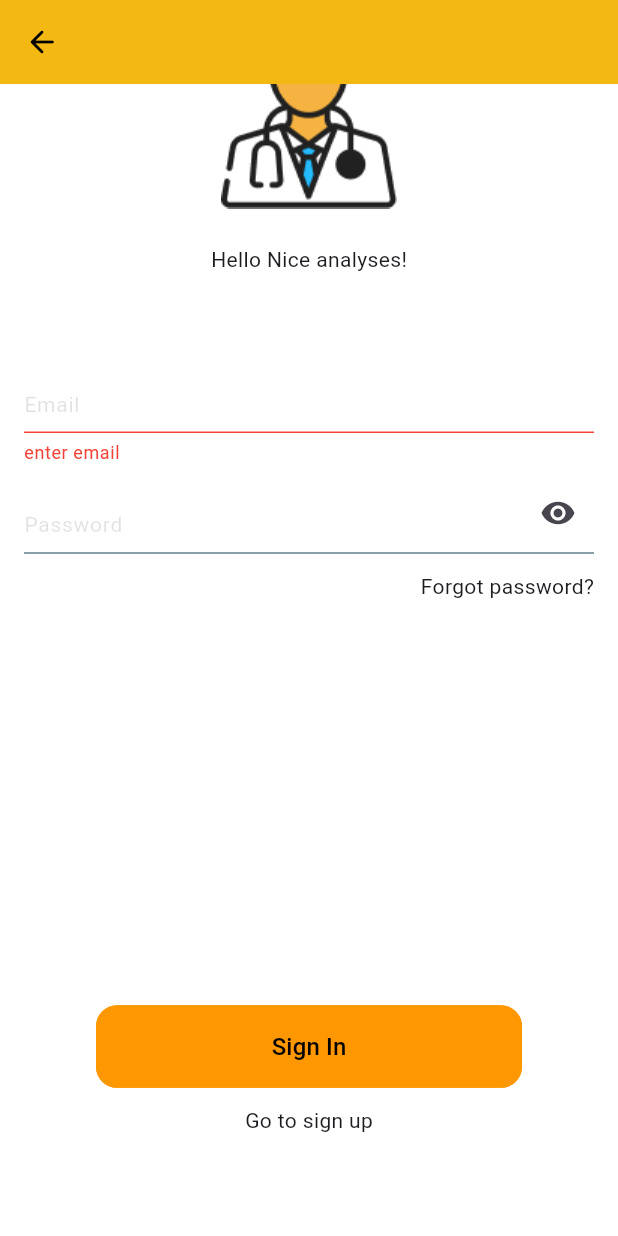
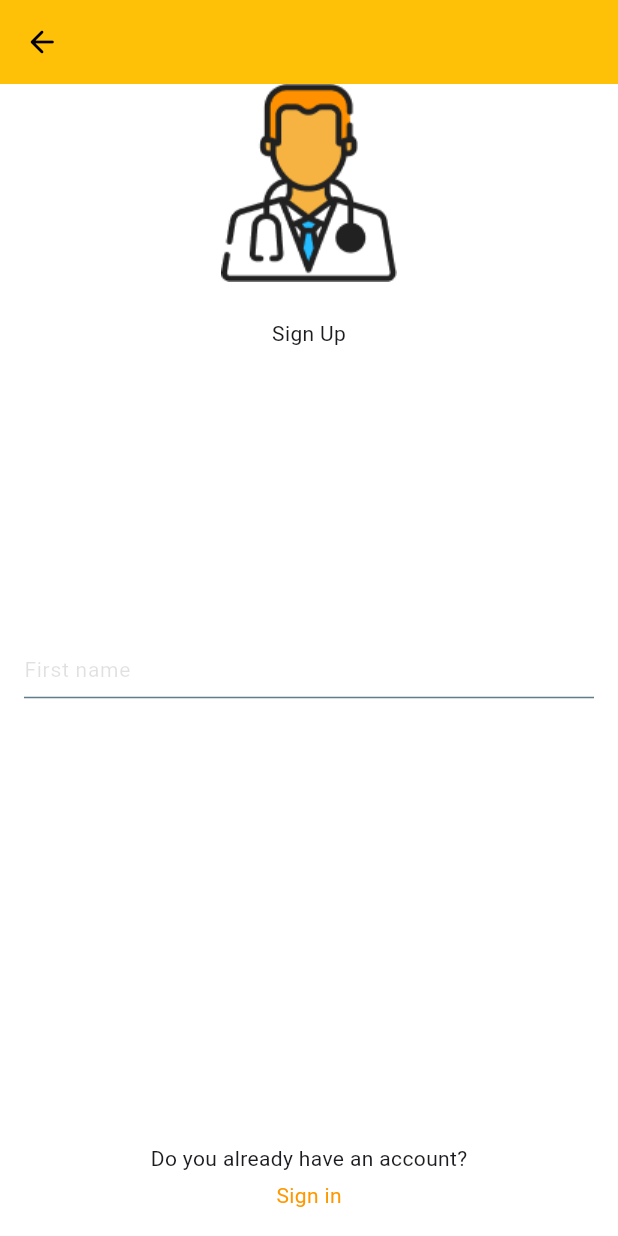
Before and after one commit to kadr0id/nice_analyses, a Flutter app: the screen it shows after launch, scrolled down 49 dp, after a tap on "Go to sign up", on a phone screen of 412 x 824 dp. Run offline on Flutter 3.47's test engine with Material 2 defaults, Android fonts, the phone set to English and light mode, and no system bars; our stand-ins replace formz; Roboto replaces fonts that are missing (Formular).

Commit message:
add sign up page

```diff
--- a/lib/app/nice_ui/nice_text_style.dart
+++ b/lib/app/nice_ui/nice_text_style.dart
@@ -7,7 +7,6 @@ abstract class NiceTextStyle {
   static const _baseTextStyle = TextStyle(
       fontWeight: NiceFontWeight.regular,
       height: 1.5,
-      package: 'abra_ui',
       fontFamily: 'Formular',
       //color: NiceColors.primaryAccent
       );
--- a/lib/sign_in/view/sign_in_view.dart
+++ b/lib/sign_in/view/sign_in_view.dart
@@ -6,6 +6,7 @@ import '../../app/nice_ui/widgets/nice_text_field.dart';
 import '../../app/nice_ui/widgets/registration_header.dart';
 import '../../app/nice_ui/widgets/scrollable_column.dart';
 import '../../app/nice_ui/widgets/text_link_button.dart';
+import '../../sign_up/view/sign_up_page.dart';
 
 class SignInView extends StatelessWidget {
   const SignInView({Key? key}) : super(key: key);
@@ -16,16 +17,17 @@ class SignInView extends StatelessWidget {
       children: [
         ScrollableColumn(
           children: [
+            const Spacer(flex: 1),
             const RegistrationHeader(title: 'Hello Nice analyses!'),
-            const Spacer(flex: 2),
+            const Spacer(flex: 1),
             _EmailInput(),
             const SizedBox(height: NiceSpacing.xs),
-            _PasswordInput(),
+            const _PasswordInput(),
             const Align(
               alignment: Alignment.centerRight,
               child: _ForgotPasswordButton(),
             ),
-            const Spacer(flex: 10),
+            const Spacer(flex: 5),
             _SignInButton(),
             const _GoToSignUp(),
             const Spacer(),
@@ -110,13 +112,13 @@ class _GoToSignUp extends StatelessWidget {
 
   @override
   Widget build(BuildContext context) {
-
     return TextLinkButton(
-      key: const Key('signInView_goToSignUp_textButton'),
-      title: 'Go to sign up',
-      link: '',
-      onPressed: () {}
-    );
+        key: const Key('signInView_goToSignUp_textButton'),
+        title: 'Go to sign up',
+        link: '',
+        onPressed: () {
+          Navigator.of(context).pushReplacement<void, void>(SignUpPage.route());
+        });
   }
 }
 
--- a/lib/sign_up/view/sign_up_form.dart
+++ b/lib/sign_up/view/sign_up_form.dart
@@ -0,0 +1,71 @@
+import 'package:flutter/material.dart';
+
+import '../../app/nice_ui/nice_spacing.dart';
+import '../../app/nice_ui/widgets/nice_text_field.dart';
+import '../../app/nice_ui/widgets/registration_header.dart';
+import '../../app/nice_ui/widgets/scrollable_column.dart';
+import '../../app/nice_ui/widgets/text_link_button.dart';
+import '../../sign_in/view/sign_in_page.dart';
+
+class SignUpForm extends StatelessWidget {
+  const SignUpForm({Key? key}) : super(key: key);
+
+  @override
+  Widget build(BuildContext context) {
+    return const ScrollableColumn(
+      mainAxisSize: MainAxisSize.min,
+      children: [
+        RegistrationHeader(title: 'Sign Up'),
+        Spacer(flex: 4),
+        _FirstNameInput(),
+        SizedBox(height: NiceSpacing.xs),
+        // const _LastNameInput(),
+        SizedBox(height: NiceSpacing.xs),
+        // const _EmailInput(),
+        SizedBox(height: NiceSpacing.xs),
+        //  const _PasswordInput(),
+        SizedBox(height: NiceSpacing.xs),
+        //  const _ConfirmPasswordInput(),
+        //const _TermsOfUse(),
+        Spacer(flex: 4),
+        Spacer(flex: 2),
+        _SignIn(),
+        SizedBox(height: NiceSpacing.sm)
+      ],
+    );
+  }
+}
+
+class _FirstNameInput extends StatelessWidget {
+  const _FirstNameInput({Key? key}) : super(key: key);
+
+  @override
+  Widget build(BuildContext context) {
+    return Padding(
+      padding: const EdgeInsets.symmetric(
+        horizontal: NiceSpacing.lg,
+      ),
+      child: NiceTextField(
+        key: const Key('signUpForm_firstName_textField'),
+        labelText: 'First name',
+        onChanged: (firstName) {},
+      ),
+    );
+  }
+}
+
+class _SignIn extends StatelessWidget {
+  const _SignIn({Key? key}) : super(key: key);
+
+  @override
+  Widget build(BuildContext context) {
+    return TextLinkButton(
+      key: const Key('signUpForm_signIn_textButton'),
+      title: 'Do you already have an account?',
+      link: 'Sign in',
+      direction: Axis.vertical,
+      onPressed: () =>
+          Navigator.of(context).pushReplacement<void, void>(SignInPage.route()),
+    );
+  }
+}
--- a/lib/sign_up/view/sign_up_page.dart
+++ b/lib/sign_up/view/sign_up_page.dart
@@ -0,0 +1,36 @@
+import 'package:flutter/material.dart';
+import 'package:nice_analyses/sign_up/view/sign_up_form.dart';
+
+class SignUpPage extends StatelessWidget {
+  const SignUpPage({Key? key}) : super(key: key);
+
+  static Route route() {
+    return MaterialPageRoute<void>(
+      builder: (_) => const SignUpPage(),
+      settings: const RouteSettings(name: '/sign-up'),
+    );
+  }
+
+  @override
+  Widget build(BuildContext context) {
+    return Scaffold(
+      extendBodyBehindAppBar: true,
+      appBar: AppBar(
+        elevation: 0,
+        leading: IconButton(
+          key: const Key('signInPage_back_button'),
+          icon: const Icon(Icons.arrow_back_rounded),
+          onPressed: () => Navigator.of(context).pop(),
+          color: Colors.black,
+        ),
+        backgroundColor: Colors.amber,
+      ),
+      body: Container(
+        color: Colors.white,
+        child: const SafeArea(
+          child: SignUpForm(),
+        ),
+      ),
+    );
+  }
+}
```
